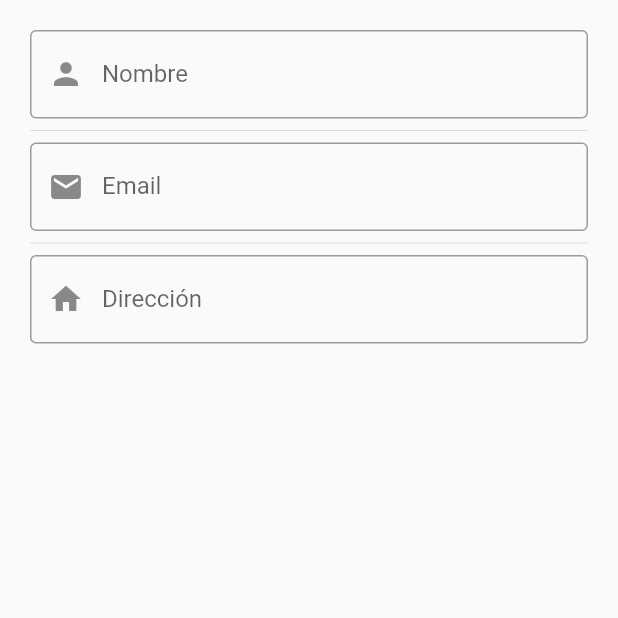
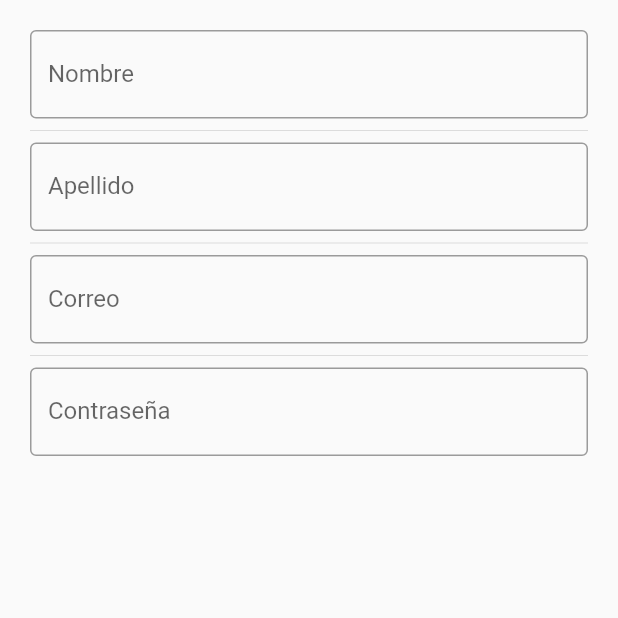
Before and after one commit to apacoder/curso-flutter, a Flutter app: the InputsScreen screen opened by its route, on a phone screen of 412 x 824 dp, the top half of it. Run offline on Flutter 3.47's test engine with Material 2 defaults, Android fonts, the phone set to English and light mode, and no system bars.

Commit message:
tipos de inputfields

```diff
--- a/lib/curso/2_componentes/screens/inputs_screen.dart
+++ b/lib/curso/2_componentes/screens/inputs_screen.dart
@@ -12,11 +12,27 @@ class InputsScreen extends StatelessWidget {
           padding: const EdgeInsets.all(20.0),
           child: Column(
             children: const [
-              CustomInputField(labelText: 'Nombre', prefixIxon: Icons.person),
+              CustomInputField(
+                labelText: 'Nombre',
+                hintText: 'Nombre del usuario',
+              ),
               Divider(),
-              CustomInputField(labelText: 'Email', prefixIxon: Icons.email),
+              CustomInputField(
+                labelText: 'Apellido',
+                hintText: 'Apellido del usuario',
+              ),
               Divider(),
-              CustomInputField(labelText: 'Dirección', prefixIxon: Icons.home),
+              CustomInputField(
+                labelText: 'Correo',
+                hintText: 'Correo del usuario',
+                keyboardType: TextInputType.emailAddress,
+              ),
+              Divider(),
+              CustomInputField(
+                labelText: 'Contraseña',
+                hintText: 'Contraseña del usuario',
+                obscureText: true,
+              ),
             ],
           ),
         ),
--- a/lib/curso/2_componentes/widgets/custom_input_field.dart
+++ b/lib/curso/2_componentes/widgets/custom_input_field.dart
@@ -4,18 +4,23 @@ class CustomInputField extends StatelessWidget {
   final String? labelText;
   final String? hintText;
   final IconData? prefixIxon;
+  final TextInputType? keyboardType;
+  final bool obscureText;
 
   const CustomInputField({
     Key? key,
     this.labelText,
     this.hintText,
     this.prefixIxon,
+    this.keyboardType,
+    this.obscureText = false,
   }) : super(key: key);
 
   @override
   Widget build(BuildContext context) {
     return TextFormField(
-      // autofocus: true,
+      keyboardType: keyboardType,
+      obscureText: obscureText,
       textCapitalization: TextCapitalization.words,
       onChanged: (value) {
         print(value);
```
